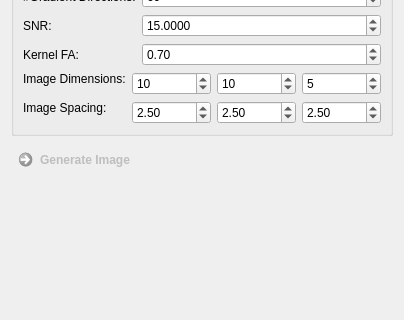
First picture: the form in Plugins/org.mitk.gui.qt.diffusionimaging/src/internal/QmitkFiberBasedSoftwarePhantomViewControls.ui, repository MITK/MITK, before the edit; both pictures show x 0 to 404 and y 244 to 564 of the 404 by 715 pixel window.
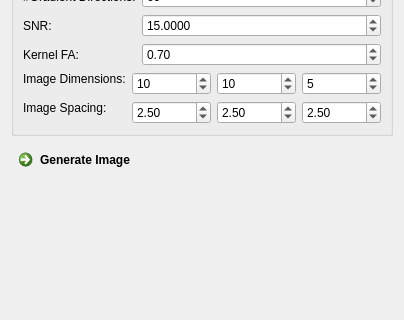
Second picture: the form after the edit. Icons and pictures are not drawn.

What changed in the file:
```diff
--- a/Plugins/org.mitk.gui.qt.diffusionimaging/src/internal/QmitkFiberBasedSoftwarePhantomViewControls.ui
+++ b/Plugins/org.mitk.gui.qt.diffusionimaging/src/internal/QmitkFiberBasedSoftwarePhantomViewControls.ui
@@ -338,7 +338,7 @@
    <item row="5" column="0">
     <widget class="QCommandLinkButton" name="m_GenerateImageButton">
      <property name="enabled">
-      <bool>false</bool>
+      <bool>true</bool>
      </property>
      <property name="text">
       <string>Generate Image</string>
```
